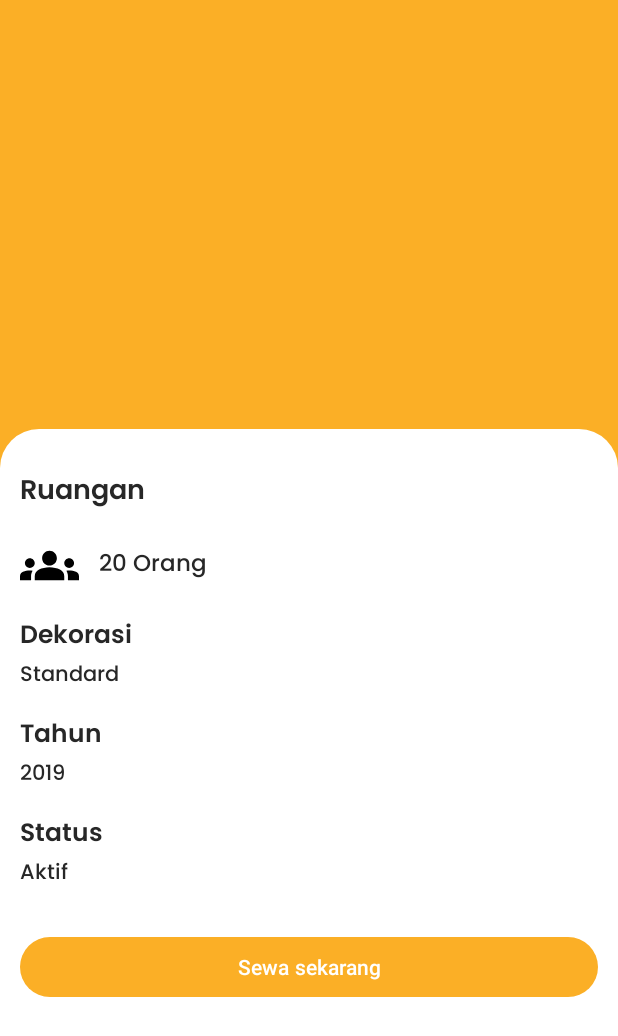
After one commit to KEVINGILBERTTODING/SipemeRoom-App, an Android app: the layout fragment_custome_detaill_room.xml on its own in the app's theme, with its tools: preview values and no code run, on a phone screen of 412 x 824 dp. The commit adds this screen. Shown: the top 1036 px of the screen. Run offline under Robolectric (Android 15) with nearby library versions, the phone set to English and light mode, and no system bars.

Commit message:
added detail room

```diff
--- a/app/src/main/java/com/example/sipemroomapp/util/DataApi.java
+++ b/app/src/main/java/com/example/sipemroomapp/util/DataApi.java
@@ -4,7 +4,7 @@ import retrofit2.Retrofit;
 import retrofit2.converter.gson.GsonConverterFactory;
 
 public class DataApi {
-    final  public static String IP_ADDRESS = "192.168.1.16";// ISI IP ADDRESS ANDA
+    final  public static String IP_ADDRESS = "192.168.100.6";// ISI IP ADDRESS ANDA
     final public static String BASE_URL = "http://"+IP_ADDRESS+"/sewa/api/";
     final public static String IMAGE_URL = "http://"+IP_ADDRESS+"/sewa/assets/upload/";
 
--- /dev/null
+++ b/app/src/main/res/drawable/baseline_groups_24.xml
@@ -0,0 +1,5 @@
+<vector android:height="24dp" android:tint="#000000"
+    android:viewportHeight="24" android:viewportWidth="24"
+    android:width="24dp" xmlns:android="http://schemas.android.com/apk/res/android">
+    <path android:fillColor="@android:color/white" android:pathData="M12,12.75c1.63,0 3.07,0.39 4.24,0.9c1.08,0.48 1.76,1.56 1.76,2.73L18,18H6l0,-1.61c0,-1.18 0.68,-2.26 1.76,-2.73C8.93,13.14 10.37,12.75 12,12.75zM4,13c1.1,0 2,-0.9 2,-2c0,-1.1 -0.9,-2 -2,-2s-2,0.9 -2,2C2,12.1 2.9,13 4,13zM5.13,14.1C4.76,14.04 4.39,14 4,14c-0.99,0 -1.93,0.21 -2.78,0.58C0.48,14.9 0,15.62 0,16.43V18l4.5,0v-1.61C4.5,15.56 4.73,14.78 5.13,14.1zM20,13c1.1,0 2,-0.9 2,-2c0,-1.1 -0.9,-2 -2,-2s-2,0.9 -2,2C18,12.1 18.9,13 20,13zM24,16.43c0,-0.81 -0.48,-1.53 -1.22,-1.85C21.93,14.21 20.99,14 20,14c-0.39,0 -0.76,0.04 -1.13,0.1c0.4,0.68 0.63,1.46 0.63,2.29V18l4.5,0V16.43zM12,6c1.66,0 3,1.34 3,3c0,1.66 -1.34,3 -3,3s-3,-1.34 -3,-3C9,7.34 10.34,6 12,6z"/>
+</vector>
--- /dev/null
+++ b/app/src/main/res/drawable/container1.xml
@@ -0,0 +1,10 @@
+<?xml version="1.0" encoding="utf-8"?>
+<shape xmlns:android="http://schemas.android.com/apk/res/android">
+
+    <corners
+        android:topLeftRadius="@dimen/_20sdp"
+        android:topRightRadius="@dimen/_20sdp"/>
+    <solid
+        android:color="@color/white"/>
+
+</shape>
--- /dev/null
+++ b/app/src/main/res/layout/fragment_custome_detaill_room.xml
@@ -0,0 +1,160 @@
+<?xml version="1.0" encoding="utf-8"?>
+<RelativeLayout xmlns:android="http://schemas.android.com/apk/res/android"
+    xmlns:tools="http://schemas.android.com/tools"
+    android:layout_width="match_parent"
+    android:layout_height="match_parent"
+    tools:context=".Customer_fragment.CustomerDetaillRoomFragment">
+
+
+    <ImageView
+        android:layout_width="match_parent"
+        android:background="@color/main"
+        android:id="@+id/ivRoom"
+        android:layout_height="@dimen/_250sdp"/>
+
+    <RelativeLayout
+        android:layout_width="match_parent"
+        android:layout_marginTop="@dimen/_220sdp"
+        android:background="@drawable/container1"
+        android:layout_height="match_parent">
+
+        <androidx.core.widget.NestedScrollView
+            android:layout_width="match_parent"
+            android:layout_height="match_parent">
+
+            <LinearLayout
+                android:layout_width="match_parent"
+                android:layout_height="wrap_content"
+                android:padding="@dimen/_10sdp"
+                android:layout_marginTop="@dimen/_10sdp"
+                android:orientation="vertical">
+
+                <TextView
+                    android:id="@+id/tvRoomName"
+                    android:layout_width="match_parent"
+                    android:layout_height="wrap_content"
+                    android:text="Ruangan"
+                    android:fontFamily="@font/popsem"
+                    android:textColor="@color/black"
+                    android:textSize="@dimen/_14ssp"/>
+
+                <LinearLayout
+                    android:layout_width="match_parent"
+                    android:layout_marginTop="@dimen/_10sdp"
+                    android:layout_height="wrap_content"
+                    android:orientation="horizontal">
+                    <ImageView
+                        android:layout_width="@dimen/_30sdp"
+                        android:layout_height="@dimen/_30sdp"
+                        android:src="@drawable/baseline_groups_24"/>
+
+                    <TextView
+                        android:id="@+id/tvTotalPerson"
+                        android:layout_width="wrap_content"
+                        android:layout_height="wrap_content"
+                        android:text="20 Orang"
+                        android:layout_marginLeft="@dimen/_10sdp"
+                        android:layout_gravity="center_vertical"
+                        android:textColor="@color/black"
+                        android:fontFamily="@font/popmed"
+                        android:textSize="@dimen/_12ssp"/>
+                </LinearLayout>
+
+                <LinearLayout
+                    android:layout_width="match_parent"
+                    android:layout_marginTop="@dimen/_10sdp"
+                    android:layout_height="wrap_content"
+                    android:orientation="vertical">
+
+                    <TextView
+                        android:layout_width="wrap_content"
+                        android:layout_height="wrap_content"
+                        android:text="Dekorasi"
+                        android:layout_gravity="center_vertical"
+                        android:textColor="@color/black"
+                        android:fontFamily="@font/popsem"
+                        android:textSize="@dimen/_13ssp"/>
+
+
+                    <TextView
+                        android:id="@+id/tvDekorasi"
+                        android:layout_width="wrap_content"
+                        android:layout_height="wrap_content"
+                        android:text="Standard"
+                        android:layout_gravity="center_vertical"
+                        android:textColor="@color/black"
+                        android:fontFamily="@font/popmed"
+                        android:textSize="@dimen/_11ssp"/>
+                </LinearLayout>
+
+                <LinearLayout
+                    android:layout_width="match_parent"
+                    android:layout_marginTop="@dimen/_10sdp"
+                    android:layout_height="wrap_content"
+                    android:orientation="vertical">
+
+                    <TextView
+
+                        android:layout_width="wrap_content"
+                        android:layout_height="wrap_content"
+                        android:text="Tahun"
+                        android:layout_gravity="center_vertical"
+                        android:textColor="@color/black"
+                        android:fontFamily="@font/popsem"
+                        android:textSize="@dimen/_13ssp"/>
+
+
+                    <TextView
+                        android:id="@+id/tvTahun"
+                        android:layout_width="wrap_content"
+                        android:layout_height="wrap_content"
+                        android:text="2019"
+                        android:layout_gravity="center_vertical"
+                        android:textColor="@color/black"
+                        android:fontFamily="@font/popmed"
+                        android:textSize="@dimen/_11ssp"/>
+                </LinearLayout>
+
+                <LinearLayout
+                    android:layout_width="match_parent"
+                    android:layout_marginTop="@dimen/_10sdp"
+                    android:layout_height="wrap_content"
+                    android:orientation="vertical">
+
+                    <TextView
+                        android:layout_width="wrap_content"
+                        android:layout_height="wrap_content"
+                        android:text="Status"
+                        android:layout_gravity="center_vertical"
+                        android:textColor="@color/black"
+                        android:fontFamily="@font/popsem"
+                        android:textSize="@dimen/_13ssp"/>
+
+
+                    <TextView
+                        android:id="@+id/tvStatus"
+                        android:layout_width="wrap_content"
+                        android:layout_height="wrap_content"
+                        android:text="Aktif"
+                        android:layout_gravity="center_vertical"
+                        android:textColor="@color/black"
+                        android:fontFamily="@font/popmed"
+                        android:textSize="@dimen/_11ssp"/>
+                </LinearLayout>
+
+                <com.google.android.material.button.MaterialButton
+                    android:id="@+id/btnSewa"
+                    android:layout_width="match_parent"
+                    android:layout_height="wrap_content"
+                    android:layout_marginTop="@dimen/_20sdp"
+                    android:text="Sewa sekarang"/>
+
+            </LinearLayout>
+
+        </androidx.core.widget.NestedScrollView>
+
+    </RelativeLayout>
+
+
+
+</RelativeLayout>
--- a/app/src/main/res/layout/fragment_customer_home.xml
+++ b/app/src/main/res/layout/fragment_customer_home.xml
@@ -84,7 +84,7 @@
 
                 <androidx.recyclerview.widget.RecyclerView
                     android:id="@+id/rvListRoom"
-                    android:layout_marginTop="@dimen/_20sdp"
+                    android:layout_marginTop="@dimen/_10sdp"
                     android:layout_width="match_parent"
                     tools:itemCount="3"
                     app:layoutManager="androidx.recyclerview.widget.GridLayoutManager"
```
Also changed, not shown: app/src/main/java/com/example/sipemroomapp/CustomerAdapter/MainRoomAdapter.java (+32 -0 lines), app/src/main/java/com/example/sipemroomapp/Customer_fragment/CustomerDetaillRoomFragment.java (added, +67 -0 lines), app/src/main/res/layout/row_list_room.xml (+2 -23 lines).
